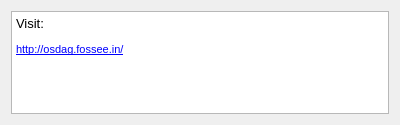
Qt form Connections/Shear/SeatedAngle/ui_tutorial.ui (GreatDevelopers/osdag-core) before a commit.
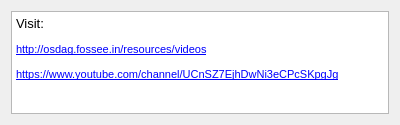
The same form after that commit. Icons and pictures are not drawn.

Commit message: Feat: add video links to GUI

Diff of the .ui file:
```diff
--- a/Connections/Shear/SeatedAngle/ui_tutorial.ui
+++ b/Connections/Shear/SeatedAngle/ui_tutorial.ui
@@ -24,9 +24,10 @@
       <string>&lt;!DOCTYPE HTML PUBLIC &quot;-//W3C//DTD HTML 4.0//EN&quot; &quot;http://www.w3.org/TR/REC-html40/strict.dtd&quot;&gt;
 &lt;html&gt;&lt;head&gt;&lt;meta name=&quot;qrichtext&quot; content=&quot;1&quot; /&gt;&lt;style type=&quot;text/css&quot;&gt;
 p, li { white-space: pre-wrap; }
-&lt;/style&gt;&lt;/head&gt;&lt;body style=&quot; font-family:'MS Shell Dlg 2'; font-size:7.5pt; font-weight:400; font-style:normal;&quot;&gt;
+&lt;/style&gt;&lt;/head&gt;&lt;body style=&quot; font-family:'MS Shell Dlg 2'; font-size:7.8pt; font-weight:400; font-style:normal;&quot;&gt;
 &lt;p style=&quot; margin-top:12px; margin-bottom:12px; margin-left:0px; margin-right:0px; -qt-block-indent:0; text-indent:0px;&quot;&gt;&lt;span style=&quot; font-size:10pt;&quot;&gt;Visit:&lt;/span&gt;&lt;/p&gt;
-&lt;p style=&quot; margin-top:12px; margin-bottom:12px; margin-left:0px; margin-right:0px; -qt-block-indent:0; text-indent:0px;&quot;&gt;&lt;a href=&quot;http://osdag.fossee.in/&quot;&gt;&lt;span style=&quot; font-size:8pt; text-decoration: underline; color:#0000ff;&quot;&gt;http://osdag.fossee.in/&lt;/span&gt;&lt;/a&gt;&lt;/p&gt;&lt;/body&gt;&lt;/html&gt;</string>
+&lt;p style=&quot; margin-top:12px; margin-bottom:12px; margin-left:0px; margin-right:0px; -qt-block-indent:0; text-indent:0px;&quot;&gt;&lt;a href=&quot;http://osdag.fossee.in/resources/videos&quot;&gt;&lt;span style=&quot; font-size:8pt; text-decoration: underline; color:#0000ff;&quot;&gt;http://osdag.fossee.in/resources/videos&lt;/span&gt;&lt;/a&gt;&lt;/p&gt;
+&lt;p style=&quot; margin-top:12px; margin-bottom:12px; margin-left:0px; margin-right:0px; -qt-block-indent:0; text-indent:0px;&quot;&gt;&lt;a href=&quot;https://www.youtube.com/channel/UCnSZ7EjhDwNi3eCPcSKpgJg&quot;&gt;&lt;span style=&quot; font-size:8pt; text-decoration: underline; color:#0000ff;&quot;&gt;https://www.youtube.com/channel/UCnSZ7EjhDwNi3eCPcSKpgJg&lt;/span&gt;&lt;/a&gt;&lt;/p&gt;&lt;/body&gt;&lt;/html&gt;</string>
      </property>
      <property name="openExternalLinks">
       <bool>true</bool>
```
The commit also changes 9 other files.
